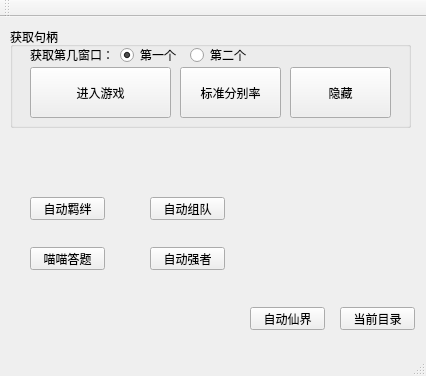
The window that mainwindow.ui (geniuscrh/huoyingHelper_qt) describes before a commit, drawn with Qt 5.
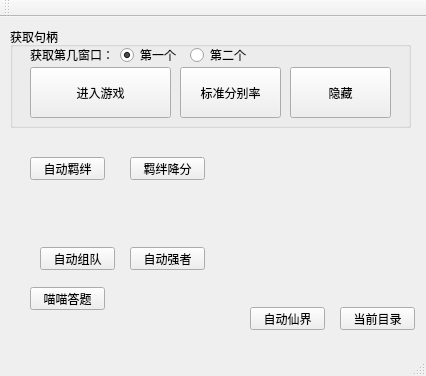
The same window after the commit. Icons and pictures are not drawn.

Commit message: 增加羁绊降分

Patch:
```diff
--- a/mainwindow.ui
+++ b/mainwindow.ui
@@ -116,7 +116,7 @@
     <property name="geometry">
      <rect>
       <x>30</x>
-      <y>180</y>
+      <y>140</y>
       <width>75</width>
       <height>23</height>
      </rect>
@@ -141,8 +141,8 @@
    <widget class="QPushButton" name="zuduiBtn">
     <property name="geometry">
      <rect>
-      <x>150</x>
-      <y>180</y>
+      <x>40</x>
+      <y>230</y>
       <width>75</width>
       <height>23</height>
      </rect>
@@ -154,7 +154,7 @@
    <widget class="QPushButton" name="qiangzheBtn">
     <property name="geometry">
      <rect>
-      <x>150</x>
+      <x>130</x>
       <y>230</y>
       <width>75</width>
       <height>23</height>
@@ -168,7 +168,7 @@
     <property name="geometry">
      <rect>
       <x>30</x>
-      <y>230</y>
+      <y>270</y>
       <width>75</width>
       <height>23</height>
      </rect>
@@ -190,6 +190,19 @@
      <string>当前目录</string>
     </property>
    </widget>
+   <widget class="QPushButton" name="autoJibanJiangfenBtn">
+    <property name="geometry">
+     <rect>
+      <x>130</x>
+      <y>140</y>
+      <width>75</width>
+      <height>23</height>
+     </rect>
+    </property>
+    <property name="text">
+     <string>羁绊降分</string>
+    </property>
+   </widget>
   </widget>
   <widget class="QMenuBar" name="menuBar">
    <property name="geometry">
```
The commit also changes 6 other files.
